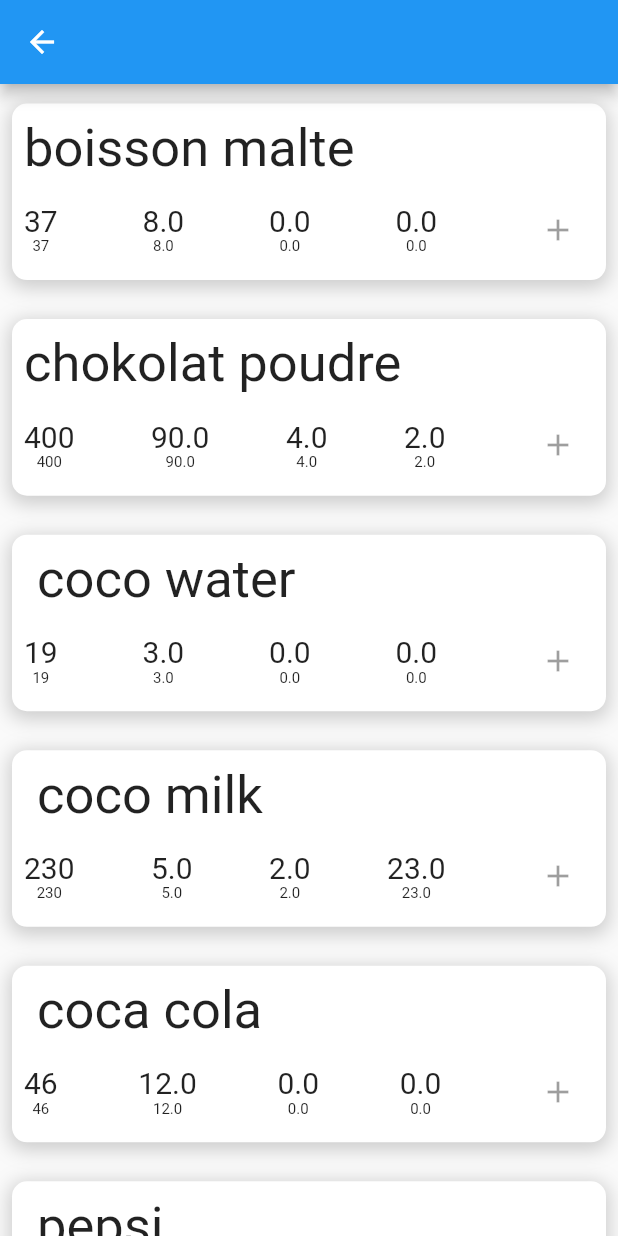
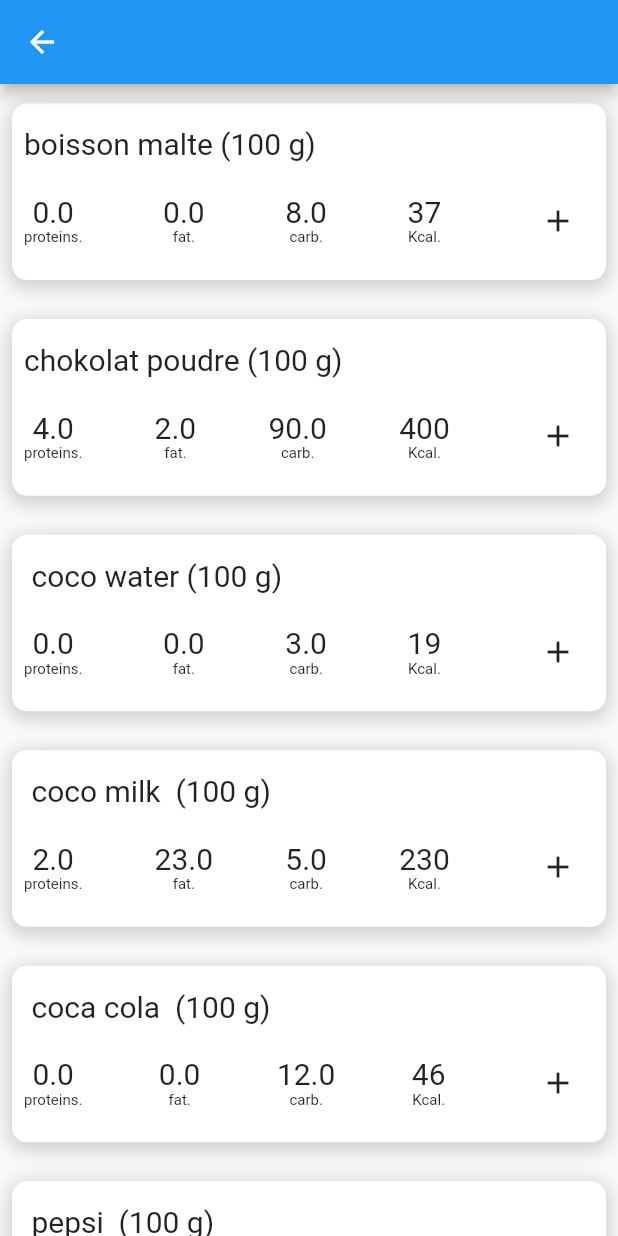
Before and after one commit to ahmed-elmenan/calories_in_food_app, a Flutter app: the screen it shows after launch, after a tap on "Juices", on a phone screen of 412 x 824 dp. Run offline on Flutter 3.47's test engine with Material 2 defaults, Android fonts, the phone set to English and light mode, and no system bars; our stand-ins replace flutter_svg, font_awesome_flutter.

Commit message:
add fonction for add the calories for calculat and display it in the home page

```diff
--- a/lib/features/home/presentation/pages/home_page.dart
+++ b/lib/features/home/presentation/pages/home_page.dart
@@ -1,12 +1,8 @@
-import 'dart:convert';
 
 import 'package:fapp/core/consts/food_categories.dart';
-import 'package:fapp/core/data/viande.dart';
 import 'package:fapp/features/home/presentation/widgets/food_card.dart';
 import 'package:fapp/features/home/presentation/widgets/home_header.dart';
 import 'package:flutter/material.dart';
-
-import '../data/models/dataobject.dart';
 
 class SilverAppBarExample extends StatefulWidget {
   @override
@@ -14,6 +10,7 @@ class SilverAppBarExample extends StatefulWidget {
 }
 
 class _SilverAppBarExampleState extends State<SilverAppBarExample> {
+
   @override
   Widget build(BuildContext context) {
     return MaterialApp(
@@ -49,7 +46,6 @@ class _SilverAppBarExampleState extends State<SilverAppBarExample> {
 
   List _buildList(int count) {
     List<Widget> listItems = [];
-
     for (int i = 0; i < count; i++) {
       listItems.add(new Padding(
           padding: new EdgeInsets.all(8.0),
--- a/lib/features/home/presentation/pages/page_details.dart
+++ b/lib/features/home/presentation/pages/page_details.dart
@@ -1,10 +1,7 @@
 import 'dart:convert';
 
-import 'package:fapp/core/data/fruits.dart';
-import 'package:fapp/core/data/juce.dart';
-import 'package:fapp/core/data/vegetables.dart';
-import 'package:fapp/core/data/viande.dart';
 import 'package:fapp/features/home/presentation/consts/json_map.dart';
+import 'package:fapp/features/home/presentation/pages/home_page.dart';
 import 'package:fapp/features/home/presentation/widgets/card_details.dart';
 import 'package:flutter/material.dart';
 
@@ -37,10 +34,25 @@ class _page_detailsState extends State<page_details> {
     getData();
   }
 
+  addKcal() {
+    setState(() {
+      Card_details.globaleKcal;
+    });
+  }
+
   @override
   Widget build(BuildContext context) {
     return new Scaffold(
-        appBar: AppBar(),
+        appBar: AppBar(
+          leading: new IconButton(
+            icon: new Icon(Icons.arrow_back),
+            onPressed: () {
+              Route route = MaterialPageRoute(
+                  builder: (context) => SilverAppBarExample());
+              Navigator.push(context, route).then(addKcal());
+            },
+          ),
+        ),
         body: Center(
           child: SingleChildScrollView(
             scrollDirection: Axis.vertical,
--- a/lib/features/home/presentation/widgets/card_details.dart
+++ b/lib/features/home/presentation/widgets/card_details.dart
@@ -1,16 +1,12 @@
-import 'dart:convert';
+import 'package:flutter/material.dart';
+import '../data/models/dataobject.dart';
 
-import 'package:fapp/core/data/viande.dart';
-import 'package:fapp/features/home/presentation/pages/page_details.dart';
-import 'package:flutter/material.dart';
-import 'package:font_awesome_flutter/font_awesome_flutter.dart';
-
-import '../data/models/dataobject.dart';
 
 class Card_details extends StatefulWidget {
   FoodModel categorieModel;
-
-  Card_details({this.categorieModel});
+  Function(int) addCal;
+  static int globaleKcal = 0;
+  Card_details({this.categorieModel, this.addCal});
   @override
   _Card_detailsState createState() => _Card_detailsState();
 }
@@ -32,6 +28,16 @@ class _Card_detailsState extends State<Card_details> {
     );
   }
 
+  Widget _titleOfcard(String title) {
+    return Row(
+      children: <Widget>[
+        Text(
+          "$title (100 g)",
+          style: TextStyle(fontSize: 20),
+        ),
+      ],
+    );
+  }
 
   @override
   Widget build(BuildContext context) {
@@ -56,31 +62,25 @@ class _Card_detailsState extends State<Card_details> {
         mainAxisSize: MainAxisSize.max,
         mainAxisAlignment: MainAxisAlignment.spaceEvenly,
         children: <Widget>[
-          Row(
-            children: <Widget>[
-              Text(
-                widget.categorieModel.name,
-                style: TextStyle(fontSize: 35),
-              ),
-            ],
-          ),
+          _titleOfcard(widget.categorieModel.name),
           Row(
             mainAxisAlignment: MainAxisAlignment.spaceBetween,
             children: <Widget>[
-              _Columns(widget.categorieModel.calories.toString(),
-                  widget.categorieModel.calories.toString()),
-              _Columns(widget.categorieModel.carb.toString(),
-                  widget.categorieModel.carb.toString()),
-              _Columns(widget.categorieModel.proteins.toString(),
-                  widget.categorieModel.proteins.toString()),
-              _Columns(widget.categorieModel.fat.toString(),
-                  widget.categorieModel.fat.toString()),
+              _Columns(widget.categorieModel.proteins.toString(), "proteins."),
+              _Columns(widget.categorieModel.fat.toString(), "fat."),
+              _Columns(widget.categorieModel.carb.toString(), "carb."),
+              _Columns(widget.categorieModel.calories.toString(), "Kcal."),
               Column(
                 children: <Widget>[
                   IconButton(
-                      icon: Icon(
-                    Icons.add,
-                  ))
+                    icon: Icon(
+                      Icons.add,
+                    ),
+                    onPressed: () {
+                      Card_details.globaleKcal += widget.categorieModel.calories;
+                      print(Card_details.globaleKcal);
+                    },
+                  )
                 ],
               ),
             ],
--- a/lib/features/home/presentation/widgets/home_header.dart
+++ b/lib/features/home/presentation/widgets/home_header.dart
@@ -1,9 +1,10 @@
 import 'package:flutter/material.dart';
 import 'package:flutter_svg/svg.dart';
 
+import 'card_details.dart';
+
 class HomeHeader extends StatefulWidget {
   HomeHeader({Key key}) : super(key: key);
-
   @override
   _HomeHeaderState createState() => _HomeHeaderState();
 }
@@ -30,7 +31,7 @@ class _HomeHeaderState extends State<HomeHeader> {
               crossAxisAlignment: CrossAxisAlignment.start,
               children: [
                 Text("Eaten", style: headertextStyle),
-                Text("0 Cal", style: headertextStyle),
+                Text("${Card_details.globaleKcal} Cal", style: headertextStyle),
                 SizedBox(height: 8),
                 Text("Remaining", style: headertextStyle),
                 Text("2397 Cal", style: headertextStyle),
```
Also changed, not shown: lib/main.dart (+4 -5 lines).
